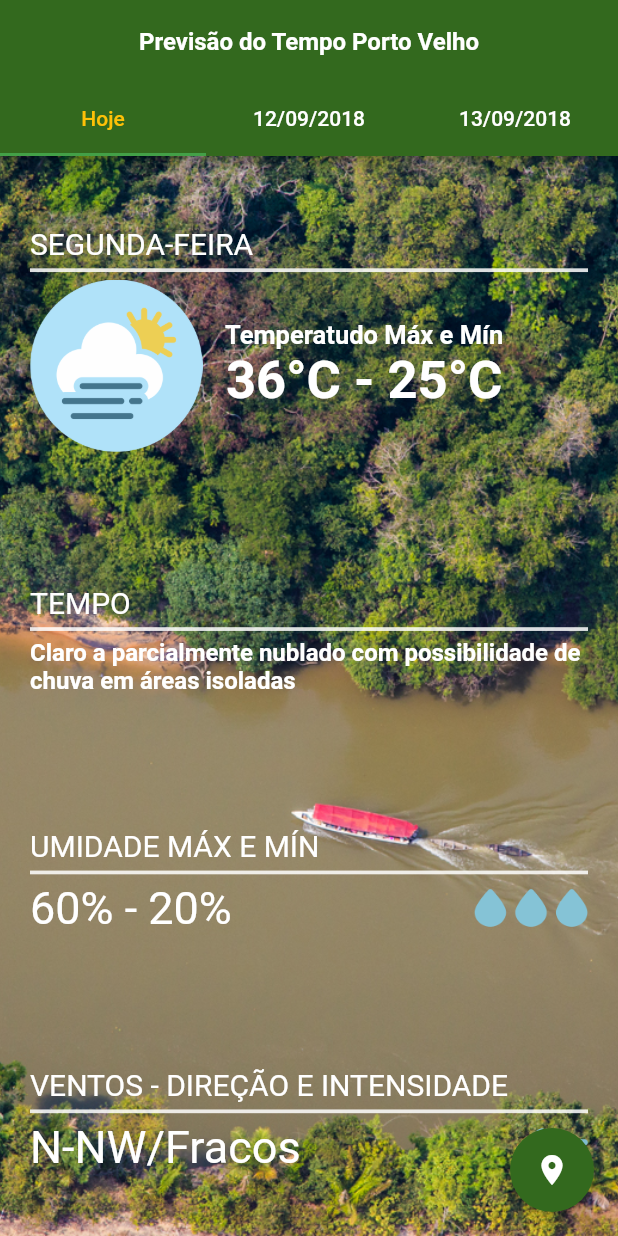
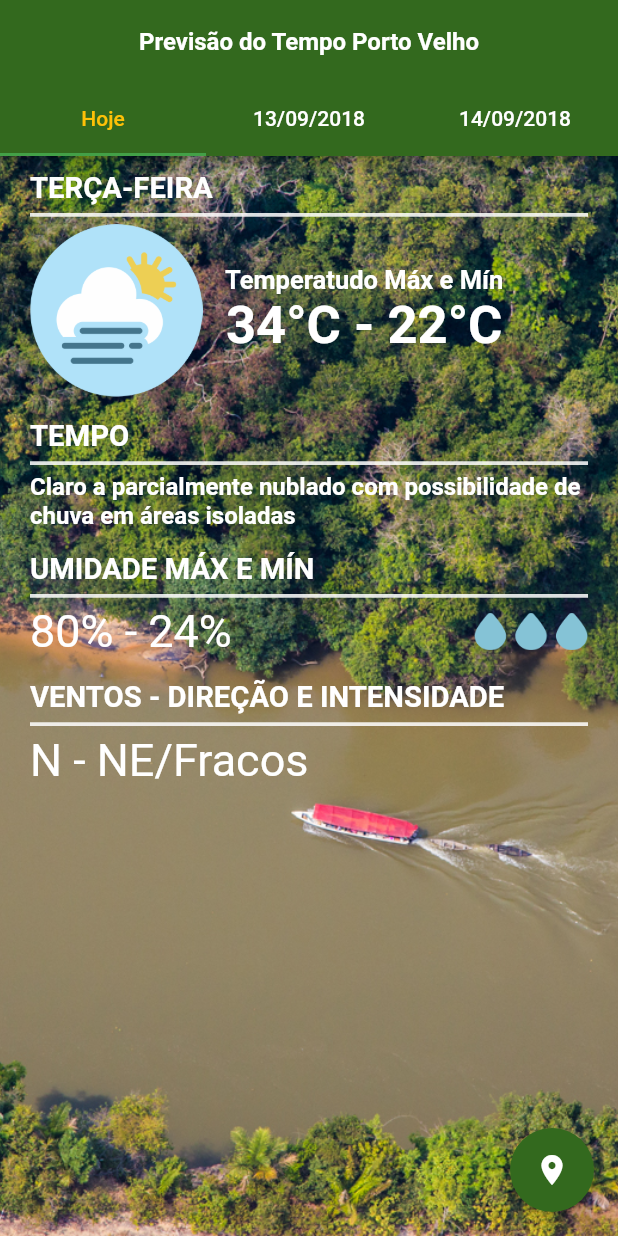
Before and after one commit to mariofraga/previsao_tempo_sipam, a Flutter app: the screen it shows after launch, on a phone screen of 412 x 824 dp. Run offline on Flutter 3.47's test engine with Material 2 defaults, Android fonts, the phone set to English and light mode, and no system bars.

Commit message:
Alterações do Json Home, imagens.

```diff
--- a/lib/ui/home.dart
+++ b/lib/ui/home.dart
@@ -1,5 +1,8 @@
 import 'package:flutter/material.dart';
 import 'package:previsao_tempo/ui/cidades.dart';
+import 'dart:convert';
+import 'dart:async' show Future;
+import 'package:flutter/services.dart' show rootBundle;
 
 class Home extends StatefulWidget {
   @override
@@ -8,10 +11,12 @@ class Home extends StatefulWidget {
 
 class _HomeState extends State<Home> {
 
+  List<Previsaotempo> listObjPrevisao = new List<Previsaotempo>();
   String cidadeFavorita;
 
   @override
   void initState() {
+    carregarPrevisao();
     super.initState();
     print("ok");
     if (cidadeFavorita == null || cidadeFavorita.isEmpty) {
@@ -21,10 +26,64 @@ class _HomeState extends State<Home> {
     }
   }
 
-
-
   @override
   Widget build(BuildContext context) {
+    return getPageHomeDados(context);
+  }
+
+  //CARREGAR INFORMAÇÕES DO JSON DE PREVISÃO
+  Future<String> _loadCrosswordAsset() async {
+    return await rootBundle.loadString('assets/data/previsaoTempo.json');
+  }
+
+  Future<Map> loadCrossword() async {
+    Map decoded = json.decode(await _loadCrosswordAsset());
+    return decoded;
+  }
+
+  void carregarPrevisao() async {
+    Map decoded = await loadCrossword();
+    for (var dias in decoded["dias"]) {
+      listObjPrevisao.add(Previsaotempo(
+          dias["data"],
+          dias["nomeCidade"],
+          dias["tempo"],
+          dias["temperaturaMax"],
+          dias["temperaturaMin"],
+          dias["umidadeMax"],
+          dias["umidadeMin"],
+          dias["direcaoVentos"],
+          dias["intensidade"],
+          dias["diaSemana"]));
+    }
+    setState(() {
+      this.listObjPrevisao = listObjPrevisao;
+    });
+  }
+  //FIM CARREGAR INFORMAÇÕES DO JSON DE PREVISÃO
+
+  void _selecionaCidade(BuildContext c) async {
+    final _recCidade = await Navigator.push(c,
+        MaterialPageRoute(
+            builder: (context) => Cidades()));
+    if (_recCidade != null) {
+      if (_recCidade != null) {
+        cidadeFavorita = _recCidade;
+      } else {
+        cidadeFavorita = "nenhuma";
+      }
+      setState(() {});
+    }
+  }
+
+  //WIDGET QUE CONSTROI A PAGINA INICIAL COM OS DADOS DO JSON
+  Widget getPageHomeDados(BuildContext context) {
+    // PEGANDO A DATA ATUAL E COMPARANDO COM A DO PRIMEIRO OBJETO DA LISTA
+    String hoje;
+    var data = DateTime.now();
+    if(listObjPrevisao[0].data == "${data.day}/0${data.month}/${data.year}"){
+      hoje = "Hoje";
+    }
     return DefaultTabController(
       length: 3,
       child: Scaffold(
@@ -35,19 +94,18 @@ class _HomeState extends State<Home> {
           title: Text("Previsão do Tempo $cidadeFavorita",
               style: TextStyle(fontSize: 16.0, fontWeight: FontWeight.bold)),
           bottom:
-
           TabBar(
             labelColor: Colors.amber,
             unselectedLabelColor: Colors.white,
             tabs: [
               Tab(
-                child: Text("Hoje"),
+                child: Text(hoje),
               ),
               Tab(
-                child: Text("12/09/2018"),
+                child: Text(listObjPrevisao[1].data),
               ),
               Tab(
-                child: Text("13/09/2018"),
+                child: Text(listObjPrevisao[2].data),
               ),
             ],
           ),
@@ -56,15 +114,9 @@ class _HomeState extends State<Home> {
         Container( child:
         TabBarView(
           children: [
-            pagePrevisaoTempo(
-                "SEGUNDA-FEIRA",
-                "36",
-                "25",
-                "Claro a parcialmente nublado com possibilidade de chuva em áreas isoladas",
-                "60",
-                "20",
-                "N-NW",
-                "Fracos")
+            pagePrevisaoTempo(listObjPrevisao[0], "01"),
+            pagePrevisaoTempo(listObjPrevisao[1], "02"),
+            pagePrevisaoTempo(listObjPrevisao[2], "03"),
           ],
         ),
         ),
@@ -80,25 +132,9 @@ class _HomeState extends State<Home> {
       ),
     );
   }
-
-  void _selecionaCidade(BuildContext c) async {
-    final _recCidade = await Navigator.push(c,
-        MaterialPageRoute(
-            builder: (context) => Cidades()));
-    if (_recCidade != null) {
-      if (_recCidade != null) {
-        cidadeFavorita = _recCidade;
-      } else {
-        cidadeFavorita = "nenhuma";
-      }
-      setState(() {});
-    }
 }
 
-}
-
-Widget pagePrevisaoTempo(String diaSemana, String max, String min, String tempo,
-    String umidadeMax, String umidadeMin, String direcao, String intensidade) {
+Widget pagePrevisaoTempo(Previsaotempo objPrevTemp, String imgTemp) {
   return Container(
     decoration: new BoxDecoration(
       color: Colors.black87,
@@ -108,20 +144,19 @@ Widget pagePrevisaoTempo(String diaSemana, String max, String min, String tempo,
       ),
     ),
     child: Column(
-        mainAxisAlignment: MainAxisAlignment.spaceAround,
         children: <Widget>[
-          LinhaTemperatura("$diaSemana", "$max", "$min"),
-          LinhaTempo("$tempo"),
-          LinhaUmidade("$umidadeMax", "$umidadeMin"),
-          LinhaVentos("$direcao", "$intensidade")
+          LinhaTemperatura(objPrevTemp.diaSemana, objPrevTemp.temperaturaMax, objPrevTemp.temperaturaMin, "$imgTemp"),
+          LinhaTempo(objPrevTemp.tempo),
+          LinhaUmidade(objPrevTemp.umidadeMax, objPrevTemp.umidadeMin),
+          LinhaVentos(objPrevTemp.direcaoVentos, objPrevTemp.intensidade)
         ],
       ),
   );
 }
 
-Widget LinhaTemperatura(String diaSemana, String max, String min) {
+Widget LinhaTemperatura(String diaSemana, String tempMax, String tempMin, String imgTempo) {
   return Padding(
-    padding: EdgeInsets.only(left: 20.0, top: 5.0, right: 20.0, bottom: 0.0),
+    padding: EdgeInsets.only(left: 20.0, top: 10.0, right: 20.0, bottom: 0.0),
     child: Column(
       children: <Widget>[
         TituloELinha("$diaSemana"),
@@ -131,7 +166,7 @@ Widget LinhaTemperatura(String diaSemana, String max, String min) {
               padding: EdgeInsets.only(
                   left: 0.0, top: 0.0, right: 15.0, bottom: 0.0),
               child: Image.asset(
-                "images/icons/01.png",
+                "images/icons/$imgTempo.png",
                 fit: BoxFit.cover,
                 height: 115.0,
               ),
@@ -147,7 +182,7 @@ Widget LinhaTemperatura(String diaSemana, String max, String min) {
                   ),
                 ),
                 Text(
-                  "$max°C - $min°C",
+                  "$tempMax°C - $tempMin°C",
                   style: TextStyle(
                       fontSize: 35.0,
                       fontWeight: FontWeight.bold,
@@ -164,7 +199,7 @@ Widget LinhaTemperatura(String diaSemana, String max, String min) {
 
 Widget LinhaTempo(String tempo) {
   return Padding(
-    padding: EdgeInsets.only(left: 20.0, top: 5.0, right: 20.0, bottom: 0.0),
+    padding: EdgeInsets.only(left: 20.0, top: 15.0, right: 20.0, bottom: 0.0),
     child: Column(
       children: <Widget>[
         TituloELinha("TEMPO"),
@@ -178,13 +213,13 @@ Widget LinhaTempo(String tempo) {
   );
 }
 
-Widget LinhaUmidade(String max, String min) {
+Widget LinhaUmidade(String umidadeMax, String umidadeMin) {
   return Padding(
-    padding: EdgeInsets.only(left: 20.0, top: 5.0, right: 20.0, bottom: 0.0),
+    padding: EdgeInsets.only(left: 20.0, top: 15.0, right: 20.0, bottom: 0.0),
     child: Column(
       children: <Widget>[
         TituloELinha("UMIDADE MÁX E MÍN"),
-        Descricao("$max% - $min%", "umidade"),
+        Descricao("$umidadeMax% - $umidadeMin%", "umidade"),
       ],
     ),
   );
@@ -192,11 +227,11 @@ Widget LinhaUmidade(String max, String min) {
 
 Widget LinhaVentos(String direcao, String intensidade) {
   return Padding(
-    padding: EdgeInsets.only(left: 20.0, top: 5.0, right: 20.0, bottom: 0.0),
+    padding: EdgeInsets.only(left: 20.0, top: 15.0, right: 20.0, bottom: 0.0),
     child: Column(
       children: <Widget>[
         TituloELinha("VENTOS - DIREÇÃO E INTENSIDADE"),
-        Descricao("$direcao/$intensidade", "ventos"),
+        Descricao("$direcao/$intensidade", "vazia"),
       ],
     ),
   );
@@ -204,6 +239,17 @@ Widget LinhaVentos(String direcao, String intensidade) {
 // WIDGET QUE MONTA A OS DESCRIÇÃO DE CADA MOSTRAGEM
 
 Widget Descricao(String descricao, String img) {
+  if(img == "vazia"){
+    return Row(
+      mainAxisAlignment: MainAxisAlignment.spaceBetween,
+      children: <Widget>[
+        Text(
+          "$descricao",
+          style: TextStyle(fontSize: 30.0, color: Colors.white),
+        ),
+      ],
+    );
+  } else {
     return Row(
       mainAxisAlignment: MainAxisAlignment.spaceBetween,
       children: <Widget>[
@@ -219,6 +265,8 @@ Widget Descricao(String descricao, String img) {
     );
   }
 
+}
+
 // WIDGET QUE MONTA A OS TITULOS DE CADA MOSTRAGEM
 Widget TituloELinha(String titulo) {
   return Column(
@@ -226,7 +274,7 @@ Widget TituloELinha(String titulo) {
     children: <Widget>[
       Text(
         "$titulo",
-        style: TextStyle(fontSize: 20.0, color: Colors.white),
+        style: TextStyle(fontSize: 19.5, color: Colors.white, fontWeight: FontWeight.bold),
       ),
       Container(
         color: Colors.white.withOpacity(0.85),
@@ -236,3 +284,28 @@ Widget TituloELinha(String titulo) {
     ],
   );
 }
+
+class Previsaotempo {
+  String data;
+  String nomeCidade;
+  String tempo;
+  String temperaturaMax;
+  String temperaturaMin;
+  String umidadeMax;
+  String umidadeMin;
+  String direcaoVentos;
+  String intensidade;
+  String diaSemana;
+
+  Previsaotempo(
+      this.data,
+      this.nomeCidade,
+      this.tempo,
+      this.temperaturaMax,
+      this.temperaturaMin,
+      this.umidadeMax,
+      this.umidadeMin,
+      this.direcaoVentos,
+      this.intensidade,
+      this.diaSemana);
+}
--- a/pubspec.yaml
+++ b/pubspec.yaml
@@ -30,12 +30,16 @@ flutter:
   #  - images/a_dot_ham.jpeg
   assets:
      - images/icons/01.png
+     - images/icons/02.png
+     - images/icons/03.png
+     - images/icons/vazia.png
      - images/icons/termo.png
      - images/icons/ventos.png
      - images/icons/umidade.png
      - images/dia-larga-transparente.png
      - images/dia-am.png
      - assets/data/cidades.json
+     - assets/data/previsaoTempo.json
      - images/sol1.jpg
      - images/sol2.jpg
      - images/sol1_escurecido.jpg
```
Also changed, not shown: assets/data/previsaoTempo.json (+17 -16 lines), images/icons/02.png (added), images/icons/03.png (added), images/icons/vazia.png (added). Lines whose indentation alone changed are shown as unchanged.
